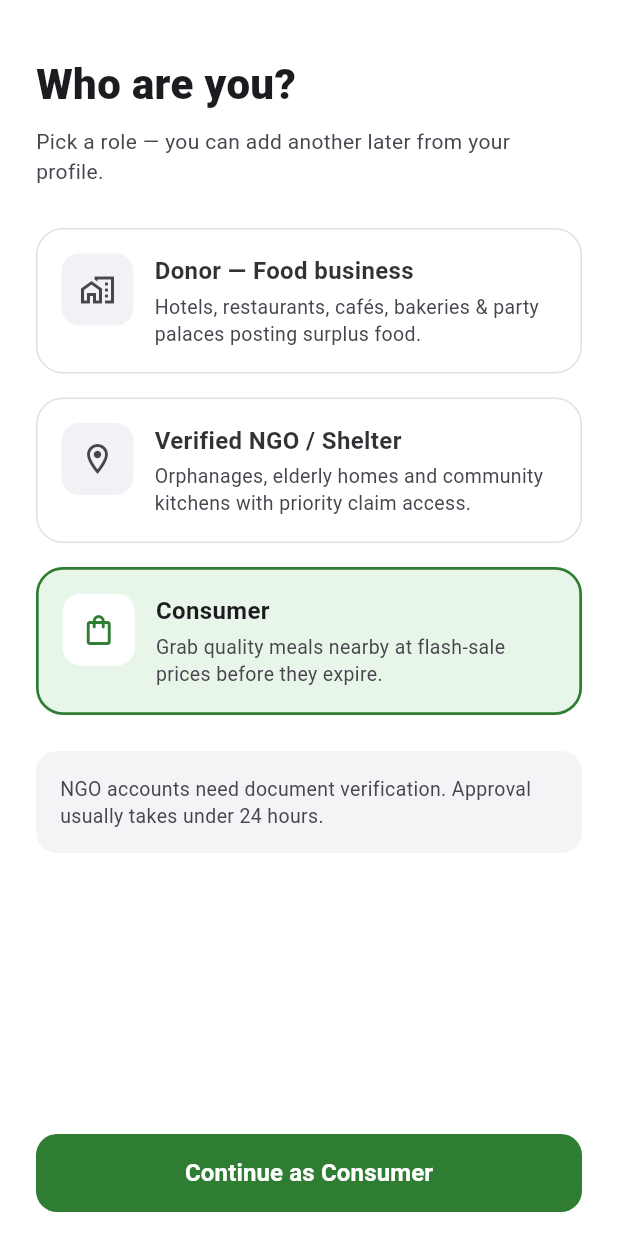
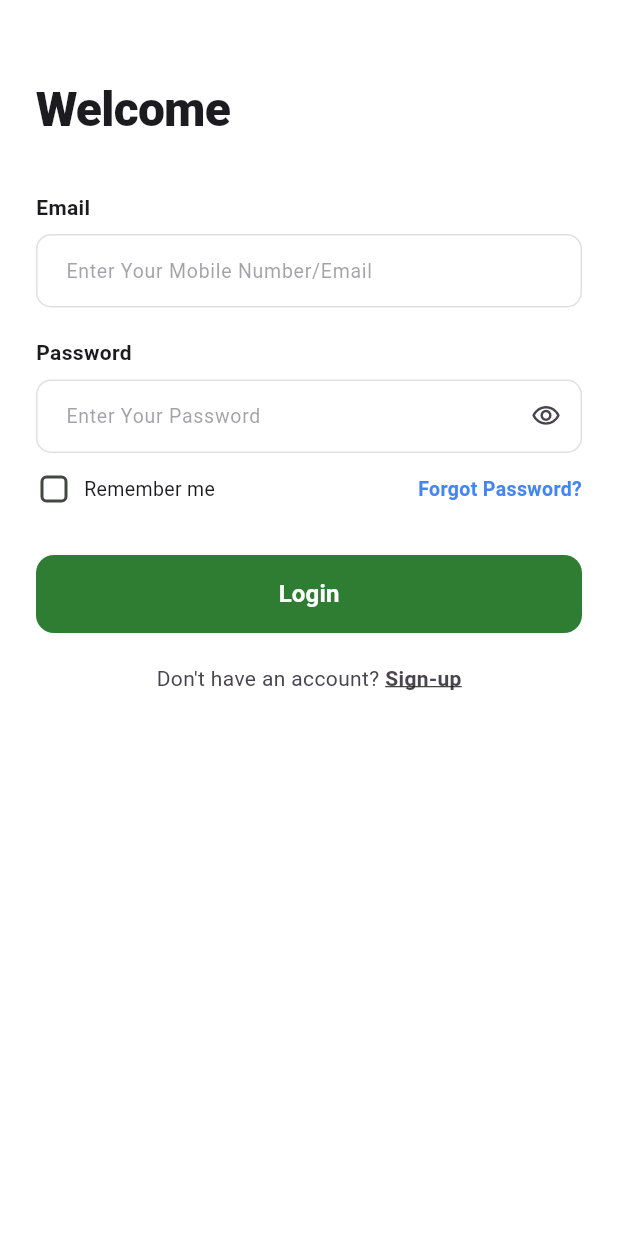
Before and after one commit to Codefest-chitwan-2026/Team-Vikings, a Flutter app: the RoleSelectionScreen screen opened directly, after a tap on "Verified NGO / Shelter", after a tap on "Consumer", after a tap on "Continue as Consumer", on a phone screen of 412 x 824 dp. Run offline on Flutter 3.47's test engine with Material 3 defaults, Android fonts, the phone set to English and light mode, and no system bars.

Commit message:
feat(ui):Added login screen

```diff
--- /dev/null
+++ b/frontend/sharePlate/lib/screens/shared/login_screen.dart
@@ -0,0 +1,206 @@
+import 'package:flutter/material.dart';
+import '../../core/constants/app_colors.dart';
+import '../../models/user_model.dart';
+import '../../widgets/login_screen/custom_text_field.dart';
+import '../../widgets/login_screen/primary_button.dart';
+
+class LoginScreen extends StatefulWidget {
+  final UserRole role;
+
+  const LoginScreen({
+    super.key,
+    this.role = UserRole.consumer,
+  });
+
+  @override
+  State<LoginScreen> createState() => _LoginScreenState();
+}
+
+class _LoginScreenState extends State<LoginScreen> {
+  final _formKey = GlobalKey<FormState>();
+  final TextEditingController _emailController = TextEditingController();
+  final TextEditingController _passwordController = TextEditingController();
+  bool _rememberMe = false;
+  bool _isLoading = false;
+
+  @override
+  void dispose() {
+    _emailController.dispose();
+    _passwordController.dispose();
+    super.dispose();
+  }
+
+  void _onLogin() {
+    if (_formKey.currentState!.validate()) {
+      setState(() => _isLoading = true);
+
+      // Backend API call will be connected here
+      Future.delayed(const Duration(seconds: 1), () {
+        if (mounted) {
+          setState(() => _isLoading = false);
+          // Navigate to Home Dashboard after login
+        }
+      });
+    }
+  }
+
+  void _navigateToSignUp() {
+    // Navigates to Sign-up Screen
+  }
+
+  void _onForgotPassword() {
+    // Navigates to Password Reset
+  }
+
+  @override
+  Widget build(BuildContext context) {
+    return Scaffold(
+      backgroundColor: AppColors.surface,
+      body: SafeArea(
+        child: SingleChildScrollView(
+          padding: const EdgeInsets.symmetric(horizontal: 24.0, vertical: 20.0),
+          child: Form(
+            key: _formKey,
+            child: Column(
+              crossAxisAlignment: CrossAxisAlignment.start,
+              children: [
+                const SizedBox(height: 30),
+
+                // Title
+                const Text(
+                  'Welcome',
+                  style: TextStyle(
+                    fontSize: 32,
+                    fontWeight: FontWeight.w900,
+                    color: AppColors.textPrimary,
+                    letterSpacing: -0.5,
+                  ),
+                ),
+
+                const SizedBox(height: 32),
+
+                // Email / Phone Field
+                CustomTextField(
+                  label: 'Email',
+                  hintText: 'Enter Your Mobile Number/Email',
+                  controller: _emailController,
+                  keyboardType: TextInputType.emailAddress,
+                  validator: (value) {
+                    if (value == null || value.trim().isEmpty) {
+                      return 'Please enter your email or mobile number';
+                    }
+                    return null;
+                  },
+                ),
+
+                const SizedBox(height: 20),
+
+                // Password Field
+                CustomTextField(
+                  label: 'Password',
+                  hintText: 'Enter Your Password',
+                  controller: _passwordController,
+                  isPassword: true,
+                  validator: (value) {
+                    if (value == null || value.isEmpty) {
+                      return 'Please enter your password';
+                    }
+                    if (value.length < 6) {
+                      return 'Password must be at least 6 characters';
+                    }
+                    return null;
+                  },
+                ),
+
+                const SizedBox(height: 12),
+
+                // Remember Me & Forgot Password Row
+                Row(
+                  mainAxisAlignment: MainAxisAlignment.spaceBetween,
+                  children: [
+                    Row(
+                      children: [
+                        SizedBox(
+                          height: 24,
+                          width: 24,
+                          child: Checkbox(
+                            value: _rememberMe,
+                            activeColor: AppColors.primary,
+                            shape: RoundedRectangleBorder(
+                              borderRadius: BorderRadius.circular(4),
+                            ),
+                            onChanged: (value) {
+                              setState(() {
+                                _rememberMe = value ?? false;
+                              });
+                            },
+                          ),
+                        ),
+                        const SizedBox(width: 8),
+                        const Text(
+                          'Remember me',
+                          style: TextStyle(
+                            fontSize: 13,
+                            color: AppColors.textPrimary,
+                          ),
+                        ),
+                      ],
+                    ),
+                    GestureDetector(
+                      onTap: _onForgotPassword,
+                      child: const Text(
+                        'Forgot Password?',
+                        style: TextStyle(
+                          fontSize: 13,
+                          fontWeight: FontWeight.w600,
+                          color: Color(0xFF4285F4), // Soft accent blue
+                        ),
+                      ),
+                    ),
+                  ],
+                ),
+
+                const SizedBox(height: 32),
+
+                // Login Action Button
+                PrimaryButton(
+                  text: 'Login',
+                  isLoading: _isLoading,
+                  onPressed: _onLogin,
+                ),
+
+                const SizedBox(height: 20),
+
+                // Sign-up Redirect Prompt
+                Row(
+                  mainAxisAlignment: MainAxisAlignment.center,
+                  children: [
+                    const Text(
+                      "Don't have an account? ",
+                      style: TextStyle(
+                        fontSize: 14,
+                        color: AppColors.textSecondary,
+                      ),
+                    ),
+                    GestureDetector(
+                      onTap: _navigateToSignUp,
+                      child: const Text(
+                        'Sign-up',
+                        style: TextStyle(
+                          fontSize: 14,
+                          fontWeight: FontWeight.bold,
+                          color: AppColors.textSecondary,
+                          decoration: TextDecoration.underline,
+                        ),
+                      ),
+                    ),
+                  ],
+                ),
+              ],
+            ),
+          ),
+        ),
+      ),
+    );
+  }
+}
--- a/frontend/sharePlate/lib/screens/shared/role_selection_screen.dart
+++ b/frontend/sharePlate/lib/screens/shared/role_selection_screen.dart
@@ -3,6 +3,7 @@ import '../../core/constants/app_colors.dart';
 import '../../models/user_model.dart';
 import '../../widgets/role_selection/info_banner.dart';
 import '../../widgets/role_selection/role_card.dart';
+import 'login_screen.dart';
 
 class RoleSelectionScreen extends StatefulWidget {
   const RoleSelectionScreen({super.key});
@@ -26,7 +27,11 @@ class _RoleSelectionScreenState extends State<RoleSelectionScreen> {
   }
 
   void _onContinue() {
-    // Navigates to Login/Register screen
+    Navigator.of(context).push(
+      MaterialPageRoute(
+        builder: (_) => LoginScreen(role: _selectedRole),
+      ),
+    );
   }
 
   @override
--- /dev/null
+++ b/frontend/sharePlate/lib/widgets/login_screen/custom_text_field.dart
@@ -0,0 +1,96 @@
+import 'package:flutter/material.dart';
+import '../../core/constants/app_colors.dart';
+
+class CustomTextField extends StatefulWidget {
+  final String label;
+  final String hintText;
+  final TextEditingController controller;
+  final bool isPassword;
+  final TextInputType keyboardType;
+  final String? Function(String?)? validator;
+
+  const CustomTextField({
+    super.key,
+    required this.label,
+    required this.hintText,
+    required this.controller,
+    this.isPassword = false,
+    this.keyboardType = TextInputType.text,
+    this.validator,
+  });
+
+  @override
+  State<CustomTextField> createState() => _CustomTextFieldState();
+}
+
+class _CustomTextFieldState extends State<CustomTextField> {
+  bool _obscureText = true;
+
+  @override
+  Widget build(BuildContext context) {
+    return Column(
+      crossAxisAlignment: CrossAxisAlignment.start,
+      children: [
+        Text(
+          widget.label,
+          style: const TextStyle(
+            fontSize: 14,
+            fontWeight: FontWeight.w600,
+            color: AppColors.textPrimary,
+          ),
+        ),
+        const SizedBox(height: 8),
+        TextFormField(
+          controller: widget.controller,
+          obscureText: widget.isPassword ? _obscureText : false,
+          keyboardType: widget.keyboardType,
+          validator: widget.validator,
+          style: const TextStyle(fontSize: 14, color: AppColors.textPrimary),
+          decoration: InputDecoration(
+            hintText: widget.hintText,
+            hintStyle: TextStyle(
+              fontSize: 13,
+              color: AppColors.textSecondary.withValues(alpha: 0.5),
+            ),
+            contentPadding: const EdgeInsets.symmetric(
+              horizontal: 16,
+              vertical: 14,
+            ),
+            enabledBorder: OutlineInputBorder(
+              borderRadius: BorderRadius.circular(10),
+              borderSide: const BorderSide(color: AppColors.border),
+            ),
+            focusedBorder: OutlineInputBorder(
+              borderRadius: BorderRadius.circular(10),
+              borderSide: const BorderSide(color: AppColors.primary, width: 1.8),
+            ),
+            errorBorder: OutlineInputBorder(
+              borderRadius: BorderRadius.circular(10),
+              borderSide: const BorderSide(color: AppColors.error),
+            ),
+            focusedErrorBorder: OutlineInputBorder(
+              borderRadius: BorderRadius.circular(10),
+              borderSide: const BorderSide(color: AppColors.error, width: 1.8),
+            ),
+            suffixIcon: widget.isPassword
+                ? IconButton(
+              icon: Icon(
+                _obscureText
+                    ? Icons.visibility_outlined
+                    : Icons.visibility_off_outlined,
+                color: AppColors.textSecondary,
+                size: 20,
+              ),
+              onPressed: () {
+                setState(() {
+                  _obscureText = !_obscureText;
+                });
+              },
+            )
+                : null,
+          ),
+        ),
+      ],
+    );
+  }
+}
--- /dev/null
+++ b/frontend/sharePlate/lib/widgets/login_screen/primary_button.dart
@@ -0,0 +1,50 @@
+import 'package:flutter/material.dart';
+import '../../core/constants/app_colors.dart';
+
+class PrimaryButton extends StatelessWidget {
+  final String text;
+  final VoidCallback onPressed;
+  final bool isLoading;
+
+  const PrimaryButton({
+    super.key,
+    required this.text,
+    required this.onPressed,
+    this.isLoading = false,
+  });
+
+  @override
+  Widget build(BuildContext context) {
+    return SizedBox(
+      width: double.infinity,
+      height: 52,
+      child: ElevatedButton(
+        onPressed: isLoading ? null : onPressed,
+        style: ElevatedButton.styleFrom(
+          backgroundColor: AppColors.primary,
+          shape: RoundedRectangleBorder(
+            borderRadius: BorderRadius.circular(12),
+          ),
+          elevation: 0,
+        ),
+        child: isLoading
+            ? const SizedBox(
+          height: 22,
+          width: 22,
+          child: CircularProgressIndicator(
+            strokeWidth: 2.5,
+            color: Colors.white,
+          ),
+        )
+            : Text(
+          text,
+          style: const TextStyle(
+            fontSize: 16,
+            fontWeight: FontWeight.bold,
+            color: Colors.white,
+          ),
+        ),
+      ),
+    );
+  }
+}
```
